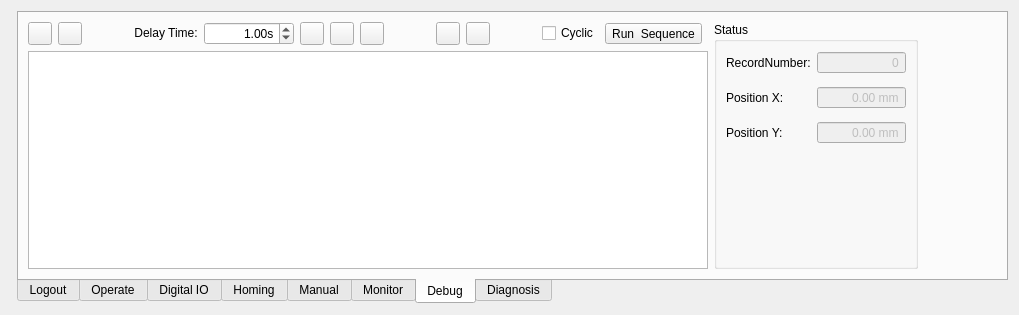
First picture: the form in source/wnd/h2ops.ui, repository ww4u/mct-t4, before the edit.
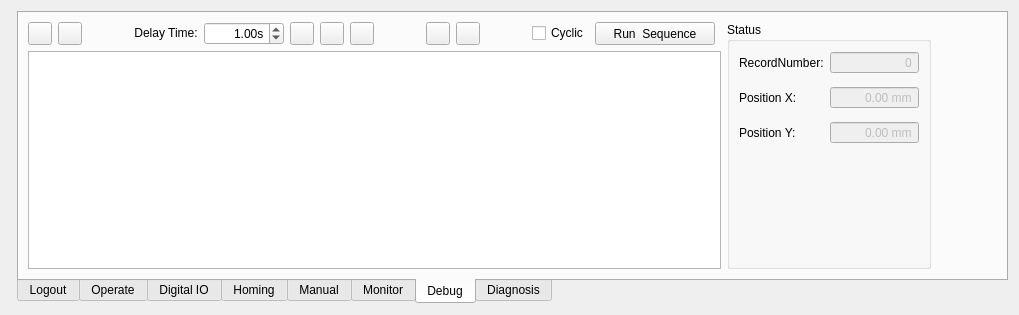
Second picture: the form after the edit. The open tabs and pages were chosen to show the change. Icons and pictures are not drawn. Custom widgets are drawn as their Qt base class.

```diff
--- a/source/wnd/h2ops.ui
+++ b/source/wnd/h2ops.ui
@@ -1529,11 +1529,23 @@
          <item row="0" column="14" colspan="2">
           <widget class="QToolButton" name="toolButton_debugRun">
            <property name="sizePolicy">
-            <sizepolicy hsizetype="Fixed" vsizetype="Fixed">
+            <sizepolicy hsizetype="Fixed" vsizetype="Preferred">
              <horstretch>0</horstretch>
              <verstretch>0</verstretch>
             </sizepolicy>
            </property>
+           <property name="minimumSize">
+            <size>
+             <width>120</width>
+             <height>0</height>
+            </size>
+           </property>
+           <property name="maximumSize">
+            <size>
+             <width>120</width>
+             <height>16777215</height>
+            </size>
+           </property>
            <property name="toolTip">
             <string>Running</string>
            </property>
@@ -1665,6 +1677,18 @@
              <verstretch>0</verstretch>
             </sizepolicy>
            </property>
+           <property name="minimumSize">
+            <size>
+             <width>80</width>
+             <height>0</height>
+            </size>
+           </property>
+           <property name="maximumSize">
+            <size>
+             <width>80</width>
+             <height>16777215</height>
+            </size>
+           </property>
            <property name="cursor">
             <cursorShape>ArrowCursor</cursorShape>
            </property>
```
Left out of the diff: 6 changed lines with no effect on the pictures.
